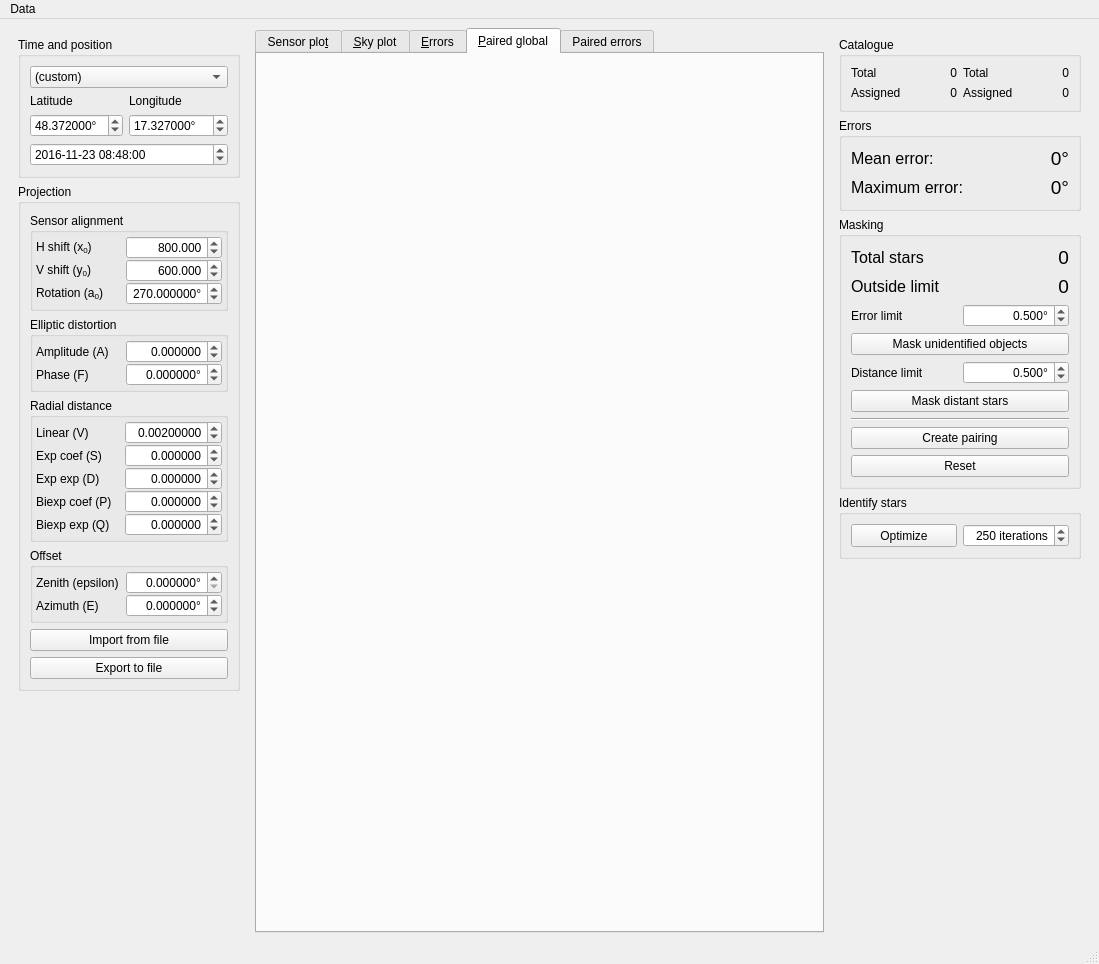
The window that ui/main.ui (AMOS-uniba/vasco) describes before a commit, drawn with Qt 5.
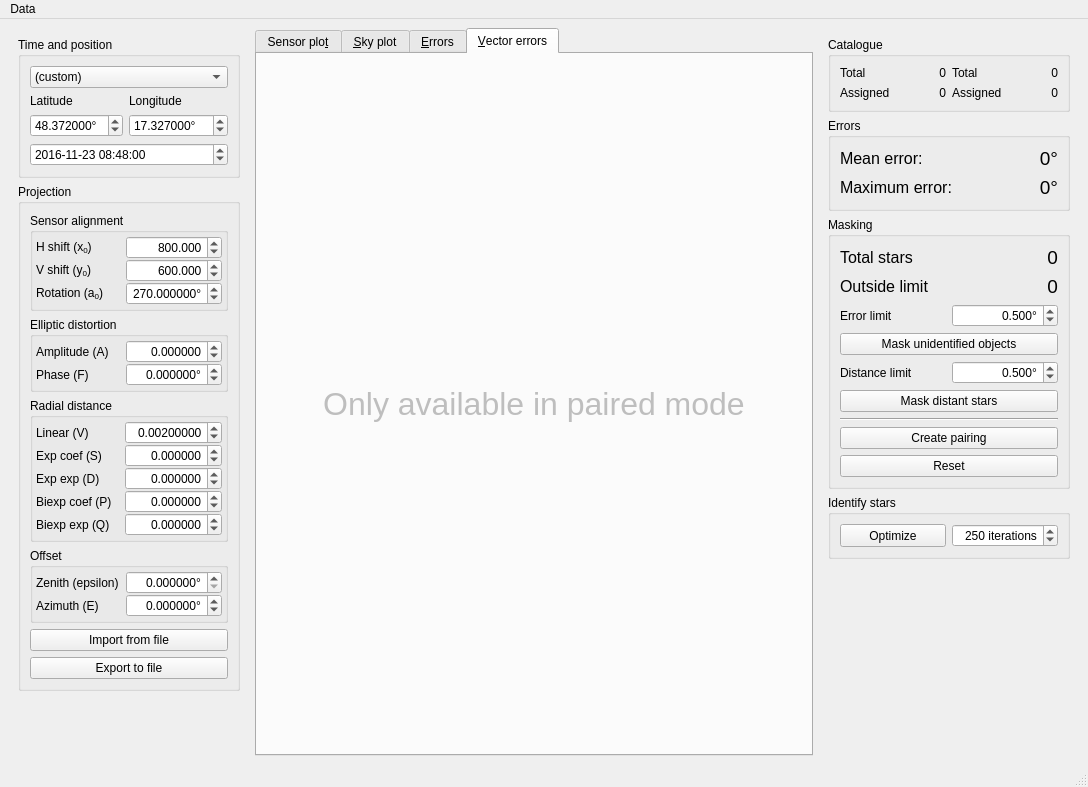
The same window after the commit. The open tabs and pages were chosen to show the change.

Commit message: Vector errors working now

Patch:
```diff
--- a/ui/main.ui
+++ b/ui/main.ui
@@ -6,8 +6,8 @@
    <rect>
     <x>0</x>
     <y>0</y>
-    <width>1099</width>
-    <height>964</height>
+    <width>1088</width>
+    <height>787</height>
    </rect>
   </property>
   <property name="windowTitle">
@@ -706,14 +706,39 @@
         <bool>false</bool>
        </property>
        <attribute name="title">
-        <string>&amp;Paired global</string>
+        <string>&amp;Vector errors</string>
        </attribute>
-       <layout class="QHBoxLayout" name="horizontalLayout_3"/>
-      </widget>
-      <widget class="QWidget" name="tab_paired_errors">
-       <attribute name="title">
-        <string>Paired errors</string>
-       </attribute>
+       <layout class="QHBoxLayout" name="horizontalLayout_3">
+        <item>
+         <widget class="QStackedWidget" name="stackedWidget">
+          <property name="currentIndex">
+           <number>1</number>
+          </property>
+          <widget class="QWidget" name="tab_disabled">
+           <layout class="QHBoxLayout" name="horizontalLayout_5">
+            <item>
+             <widget class="QLabel" name="label">
+              <property name="font">
+               <font>
+                <pointsize>24</pointsize>
+               </font>
+              </property>
+              <property name="text">
+               <string>Only available in paired mode</string>
+              </property>
+              <property name="alignment">
+               <set>Qt::AlignCenter</set>
+              </property>
+             </widget>
+            </item>
+           </layout>
+          </widget>
+          <widget class="QWidget" name="tab_vectors">
+           <layout class="QHBoxLayout" name="horizontalLayout_6"/>
+          </widget>
+         </widget>
+        </item>
+       </layout>
       </widget>
      </widget>
     </item>
@@ -1230,7 +1255,7 @@
          <property name="sizeHint" stdset="0">
           <size>
            <width>241</width>
-           <height>356</height>
+           <height>179</height>
           </size>
          </property>
         </spacer>
@@ -1245,7 +1270,7 @@
     <rect>
      <x>0</x>
      <y>0</y>
-     <width>1099</width>
+     <width>1088</width>
      <height>19</height>
     </rect>
    </property>
```
Left out of the diff: 2 changed lines with no effect on the pictures. The commit also changes 6 other files.
